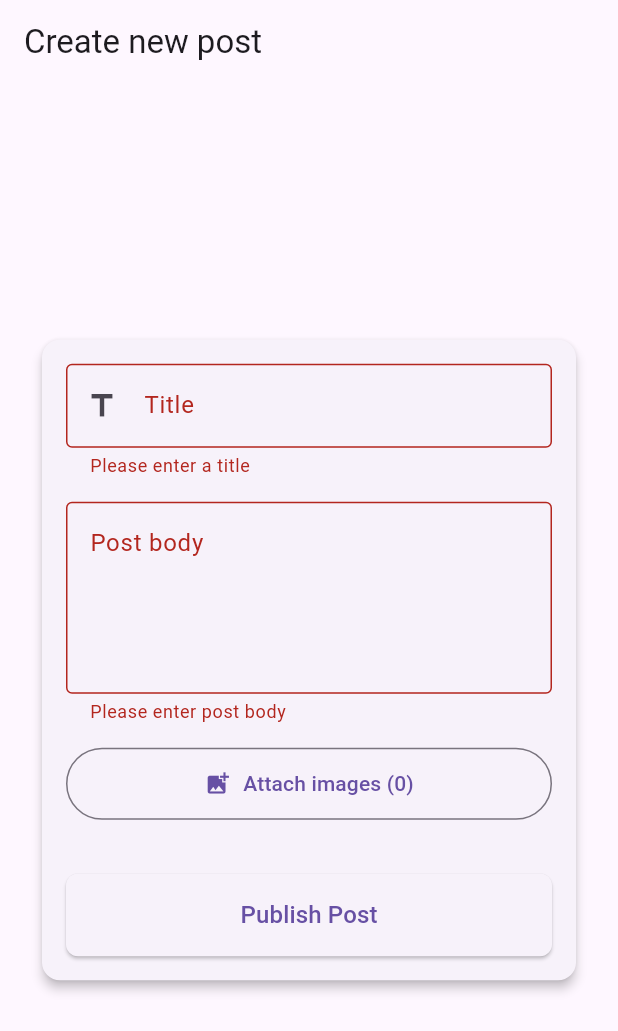
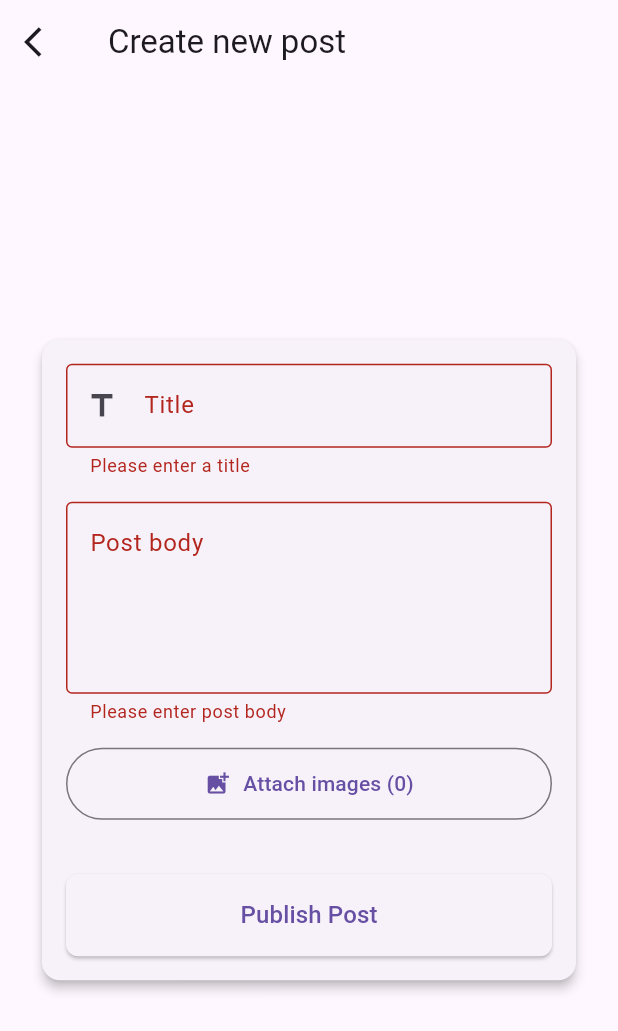
Before and after one commit to FishdStick/flutter_practice, a Flutter app: the CreatePostScreen screen opened by its route, after a tap on "Publish Post", on a phone screen of 412 x 824 dp. Shown: the top 1031 px of the screen. Run offline on Flutter 3.47's test engine with Material 3 defaults, Android fonts, the phone set to English and light mode, and no system bars; our stand-ins replace flutter_dotenv, go_router, image_picker, supabase_flutter; accounts and stored records are empty.

Commit message:
UPDATE - Changes to files
- Created snackbar_utils.dart to centralize snack bar success or error widget calls
- transferred showImagePreview to image_preview_utils.dart
- Refactored files to reflect changes with centralizing snack bar widget calls

```diff
--- a/lib/features/posts/create_post_screen.dart
+++ b/lib/features/posts/create_post_screen.dart
@@ -1,4 +1,5 @@
 import 'package:flutter/material.dart';
+import 'package:flutter_practice/core/utils/snackbar_utils.dart';
 import 'package:image_picker/image_picker.dart';
 import 'package:provider/provider.dart';
 import 'package:go_router/go_router.dart';
@@ -19,7 +20,6 @@ class _CreatePostScreenState extends State<CreatePostScreen> {
   final _contentController = TextEditingController();
   final List<XFile> _selectedImages = [];
 
-
   void _uploadPost() async {
     if (!_formKey.currentState!.validate()) {
       return;
@@ -39,20 +39,10 @@ class _CreatePostScreenState extends State<CreatePostScreen> {
     }
 
     if (success) {
-      ScaffoldMessenger.of(context).showSnackBar(
-        const SnackBar(
-          content: Text('Post published successfully!'),
-          backgroundColor: Colors.green,
-        ),
-      );
+      SnackBarUtils.showSuccess(context, 'Post published.');
       context.go('/');
     } else {
-      ScaffoldMessenger.of(context).showSnackBar(
-        const SnackBar(
-          content: Text('Failed to publish post!'),
-          backgroundColor: Colors.redAccent,
-        ),
-      );
+      SnackBarUtils.showError(context, 'Failed to publish post.');
     }
   }
 
@@ -68,7 +58,13 @@ class _CreatePostScreenState extends State<CreatePostScreen> {
     final postProvider = context.watch<PostProvider>();
 
     return Scaffold(
-        appBar: AppBar(title: const Text('Create new post')),
+      appBar: AppBar(
+        title: const Text('Create new post'),
+        leading: IconButton(
+            onPressed: () => context.go('/'),
+            icon: const Icon(Icons.arrow_back_ios),
+            tooltip: 'Back to Main Feed'),
+      ),
       body: Center(
         child: ConstrainedBox(
           constraints: const BoxConstraints(maxWidth: 700),
@@ -91,12 +87,9 @@ class _CreatePostScreenState extends State<CreatePostScreen> {
                             decoration: const InputDecoration(
                                 labelText: 'Title',
                                 border: OutlineInputBorder(),
-                                prefixIcon: Icon(Icons.title)
-                            ),
+                                prefixIcon: Icon(Icons.title)),
                             validator: (value) =>
-                            (value == null || value
-                                .trim()
-                                .isEmpty)
+                                (value == null || value.trim().isEmpty)
                                     ? 'Please enter a title'
                                     : null,
                           ),
@@ -109,12 +102,9 @@ class _CreatePostScreenState extends State<CreatePostScreen> {
                             decoration: const InputDecoration(
                                 labelText: 'Post body',
                                 border: OutlineInputBorder(),
-                                alignLabelWithHint: true
-                            ),
+                                alignLabelWithHint: true),
                             validator: (value) =>
-                            (value == null || value
-                                .trim()
-                                .isEmpty)
+                                (value == null || value.trim().isEmpty)
                                     ? 'Please enter post body'
                                     : null,
                           ),
@@ -123,26 +113,24 @@ class _CreatePostScreenState extends State<CreatePostScreen> {
                           // Attachment Button
                           OutlinedButton.icon(
                             onPressed: () async {
-                                if (await ImagePickerUtils
-                                    .attachImagesTo(
+                              if (await ImagePickerUtils.attachImagesTo(
                                   _selectedImages)) {
                                 setState(() {});
                               }
                             },
                             icon: const Icon(Icons.add_photo_alternate),
-                          label: Text('Attach images (${_selectedImages
-                              .length})'),
+                            label: Text(
+                                'Attach images (${_selectedImages.length})'),
                             style: OutlinedButton.styleFrom(
-                              padding: const EdgeInsets.symmetric(
-                                  vertical: 14)),
+                                padding:
+                                    const EdgeInsets.symmetric(vertical: 14)),
                           ),
                           const SizedBox(height: 12),
 
                           if (_selectedImages.isNotEmpty)
                             ImagePreviewRow(
-                    imageUrls: _selectedImages
-                    .map((e) => e.path)
-                .toList(),
+                              imageUrls:
+                                  _selectedImages.map((e) => e.path).toList(),
                               onDelete: (index) {
                                 setState(() {
                                   _selectedImages.removeAt(index);
@@ -152,9 +140,8 @@ class _CreatePostScreenState extends State<CreatePostScreen> {
                           const SizedBox(height: 24),
 
                           ElevatedButton(
-            onPressed: postProvider.isLoading
-                ? null
-                : _uploadPost,
+                            onPressed:
+                                postProvider.isLoading ? null : _uploadPost,
                             style: ElevatedButton.styleFrom(
                               padding: const EdgeInsets.symmetric(vertical: 16),
                               shape: RoundedRectangleBorder(
@@ -165,7 +152,8 @@ class _CreatePostScreenState extends State<CreatePostScreen> {
                                 ? const SizedBox(
                                     height: 20,
                                     width: 20,
-              child: CircularProgressIndicator(strokeWidth: 2),
+                                    child: CircularProgressIndicator(
+                                        strokeWidth: 2),
                                   )
                                 : const Text('Publish Post',
                                     style: TextStyle(fontSize: 16)),
```
Also changed, not shown: lib/core/utils/image_preview_utils.dart (+40 -4 lines), lib/core/utils/snackbar_utils.dart (added, +19 -0 lines), lib/features/comments/comment_section.dart (+11 -41 lines), lib/features/posts/edit_post_screen.dart (+3 -9 lines), lib/features/posts/image_preview_row.dart (+11 -24 lines). Lines whose indentation alone changed are shown as unchanged.
